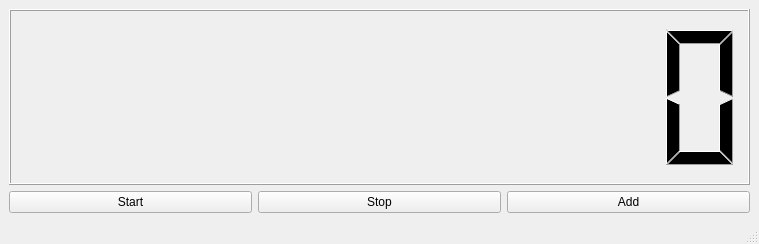
Qt form mainwindow.ui (glaumar/Qronometer) before a commit.
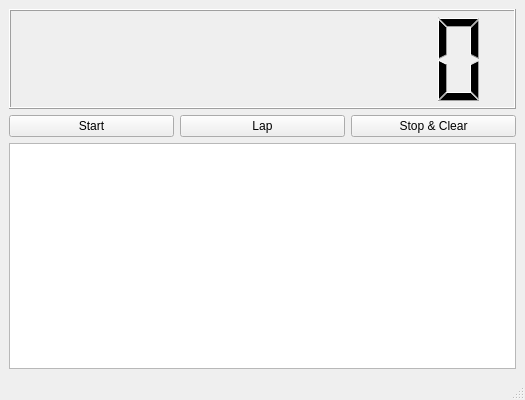
The same form after that commit.

```diff
--- a/mainwindow.ui
+++ b/mainwindow.ui
@@ -6,8 +6,8 @@
    <rect>
     <x>0</x>
     <y>0</y>
-    <width>759</width>
-    <height>244</height>
+    <width>525</width>
+    <height>400</height>
    </rect>
   </property>
   <property name="windowTitle">
@@ -19,6 +19,18 @@
      <layout class="QVBoxLayout" name="verticalLayout">
       <item>
        <widget class="QLCDNumber" name="timeNumber">
+        <property name="sizePolicy">
+         <sizepolicy hsizetype="Expanding" vsizetype="Fixed">
+          <horstretch>0</horstretch>
+          <verstretch>0</verstretch>
+         </sizepolicy>
+        </property>
+        <property name="minimumSize">
+         <size>
+          <width>300</width>
+          <height>100</height>
+         </size>
+        </property>
         <property name="digitCount">
          <number>9</number>
         </property>
@@ -40,24 +52,43 @@
          </widget>
         </item>
         <item>
-         <widget class="QPushButton" name="stopButton">
-          <property name="text">
-           <string>Stop</string>
-          </property>
-         </widget>
-        </item>
-        <item>
-         <widget class="QPushButton" name="addButton">
+         <widget class="QPushButton" name="lapButton">
           <property name="enabled">
            <bool>true</bool>
           </property>
           <property name="text">
-           <string>Add</string>
+           <string>Lap</string>
+          </property>
+         </widget>
+        </item>
+        <item>
+         <widget class="QPushButton" name="stopButton">
+          <property name="text">
+           <string>Stop &amp;&amp; Clear</string>
           </property>
          </widget>
         </item>
        </layout>
       </item>
+      <item>
+       <widget class="QTableView" name="tableView">
+        <property name="gridStyle">
+         <enum>Qt::SolidLine</enum>
+        </property>
+        <property name="sortingEnabled">
+         <bool>true</bool>
+        </property>
+        <attribute name="horizontalHeaderShowSortIndicator" stdset="0">
+         <bool>true</bool>
+        </attribute>
+        <attribute name="horizontalHeaderStretchLastSection">
+         <bool>true</bool>
+        </attribute>
+        <attribute name="verticalHeaderVisible">
+         <bool>false</bool>
+        </attribute>
+       </widget>
+      </item>
      </layout>
     </item>
    </layout>
```
Left out of the diff: 2 changed lines with no effect on the pictures.
